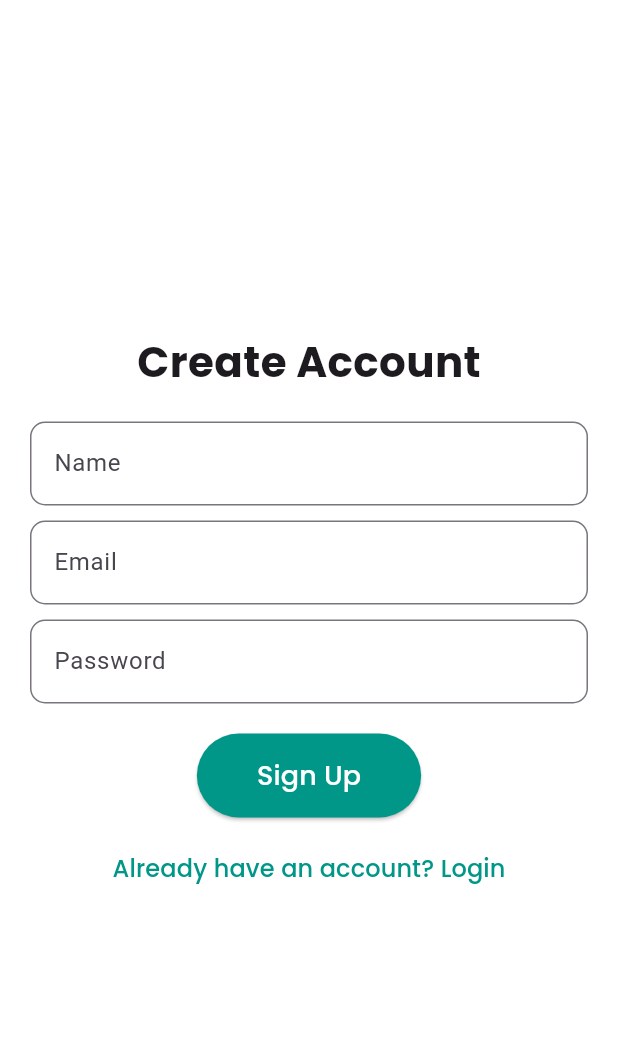
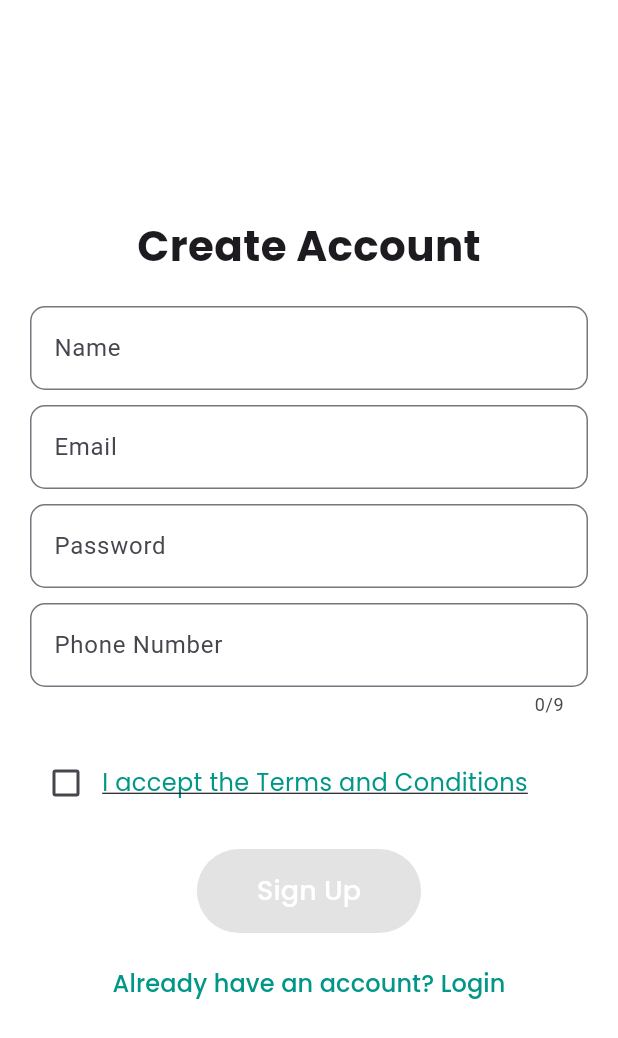
Before and after one commit to zyx721/E-ServicesHub, a Flutter app: the SignupScreen screen opened by its route, on a phone screen of 412 x 824 dp. Shown: the top 1038 px of the screen. Run offline on Flutter 3.47's test engine with Material 3 defaults, Android fonts, the phone set to English and light mode, and no system bars; our stand-ins replace camera, google_fonts.

Commit message:
added terms and conditions

```diff
--- a/code/frontend/lib/screens/auth/signup_screen.dart
+++ b/code/frontend/lib/screens/auth/signup_screen.dart
@@ -1,8 +1,17 @@
 import 'package:flutter/material.dart';
 import 'package:google_fonts/google_fonts.dart';
+import 'terms_and_conditions_page.dart'; // Import the Terms and Conditions page
 
-class SignupScreen extends StatelessWidget {
+class SignupScreen extends StatefulWidget {
   const SignupScreen({Key? key}) : super(key: key);
+
+  @override
+  _SignupScreenState createState() => _SignupScreenState();
+}
+
+class _SignupScreenState extends State<SignupScreen> {
+  bool _isChecked = false;
+  final TextEditingController _phoneController = TextEditingController();
 
   @override
   Widget build(BuildContext context) {
@@ -49,14 +58,65 @@ class SignupScreen extends StatelessWidget {
                   ),
                 ),
               ),
+              SizedBox(height: 10),
+              TextField(
+                controller: _phoneController,
+                keyboardType: TextInputType.phone,
+                decoration: InputDecoration(
+                  labelText: 'Phone Number',
+                  prefixText: '+213 ',
+                  border: OutlineInputBorder(
+                    borderRadius: BorderRadius.circular(10),
+                  ),
+                ),
+                maxLength: 9, // Limit to 9 digits after +213
+                // You can add additional validation logic here if necessary
+              ),
+              SizedBox(height: 20),
+              Row(
+                children: [
+                  Checkbox(
+                    value: _isChecked,
+                    activeColor: Colors.teal,
+                    onChanged: (value) {
+                      setState(() {
+                        _isChecked = value!;
+                      });
+                    },
+                  ),
+                  GestureDetector(
+                    onTap: () {
+                      Navigator.push(
+                        context,
+                        MaterialPageRoute(
+                            builder: (context) => TermsAndConditionsPage()),
+                      );
+                    },
+                    child: Text(
+                      'I accept the Terms and Conditions',
+                      style: GoogleFonts.poppins(
+                        fontSize: 16,
+                        color: Colors.teal,
+                        decoration: TextDecoration.underline,
+                      ),
+                    ),
+                  ),
+                ],
+              ),
               SizedBox(height: 20),
               ElevatedButton(
-                onPressed: () {
-                  // After signup, navigate to home page
-                  Navigator.pushNamed(context, '/home');
-                },
+                onPressed: _isChecked
+                    ? () {
+                        // You can handle the signup logic here
+                        String phoneNumber = '+213' + _phoneController.text;
+                        // Example: Print the phone number to the console
+                        print('Phone Number: $phoneNumber');
+                        // Navigate to the home page
+                        Navigator.pushNamed(context, '/home');
+                      }
+                    : null, // Disable if terms are not accepted
                 style: ElevatedButton.styleFrom(
-                  backgroundColor: Colors.teal, // Background color
+                  backgroundColor: Colors.teal,
                   shape: RoundedRectangleBorder(
                     borderRadius: BorderRadius.circular(30.0),
                   ),
--- a/code/frontend/pubspec.yaml
+++ b/code/frontend/pubspec.yaml
@@ -16,6 +16,8 @@ dependencies:
   path_provider: ^2.1.5
   camera: ^0.11.0+2
   permission_handler: ^11.3.1
+  flutter_localizations:
+    sdk: flutter
   # Add other dependencies as needed
 
 
```
Also changed, not shown: code/frontend/lib/main.dart (+0 -83 lines), code/frontend/lib/screens/auth/terms_and_conditions_page.dart (added, +129 -0 lines), code/frontend/assets/images/onboarding3.png, code/frontend/lib/screens/home/home_screen.dart (line endings or trailing spaces), code/frontend/lib/screens/onboarding/onboarding_screen.dart (line endings or trailing spaces), code/frontend/pubspec.lock, 4 other files.
